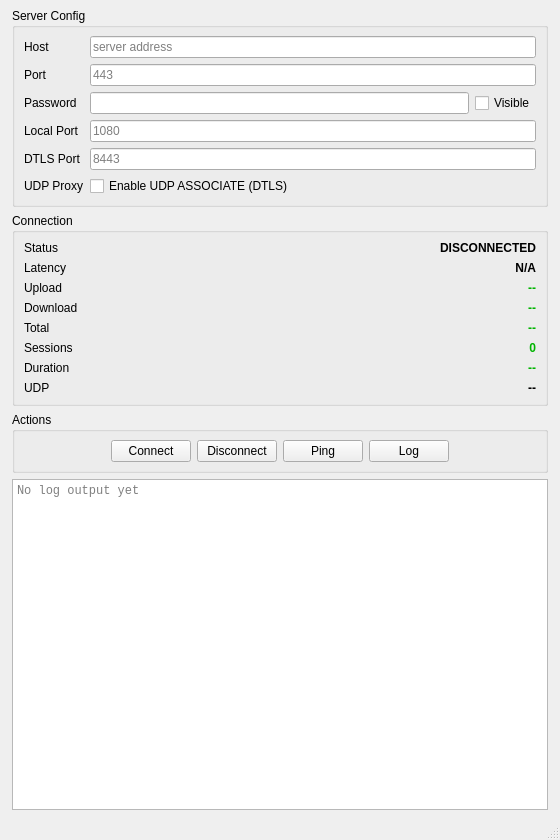
The window that Client/mainwindow.ui (xyanrch1024/overplus) describes before a commit, drawn with Qt 5.
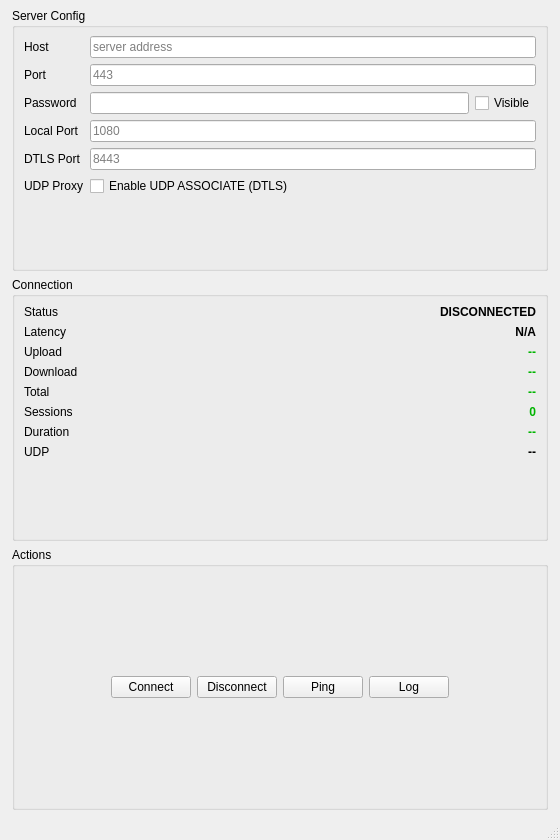
The same window after the commit.

Commit message: ui: move log panel to left-side QDockWidget

```diff
--- a/Client/mainwindow.ui
+++ b/Client/mainwindow.ui
@@ -311,26 +311,6 @@
       </layout>
      </widget>
     </item>
-    <item>
-     <widget class="QPlainTextEdit" name="LOG_VIEW">
-      <property name="readOnly"><bool>true</bool></property>
-      <property name="maximumBlockCount"><number>500</number></property>
-      <property name="placeholderText"><string>No log output yet</string></property>
-      <property name="minimumSize">
-       <size>
-        <width>0</width>
-        <height>160</height>
-       </size>
-      </property>
-      <property name="font">
-       <font>
-        <pointsize>9</pointsize>
-        <family>Courier New</family>
-       </font>
-      </property>
-      <property name="visible"><bool>false</bool></property>
-     </widget>
-    </item>
    </layout>
   </widget>
    <widget class="QMenuBar" name="menubar">
```
The commit also changes 2 other files.
